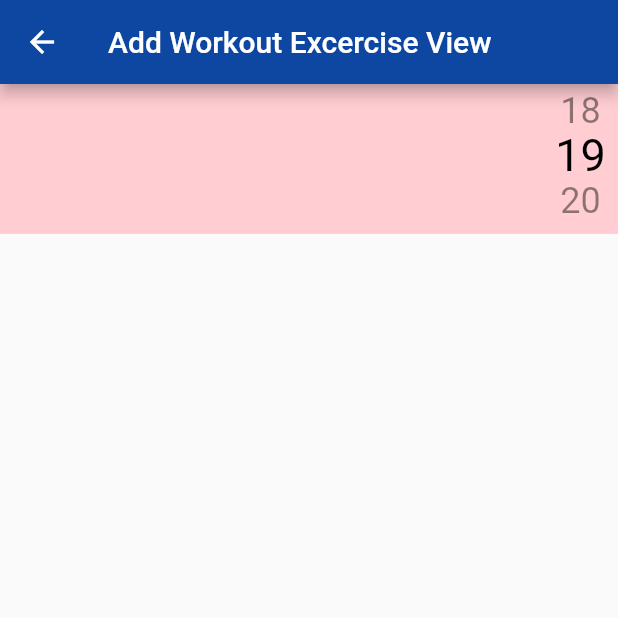
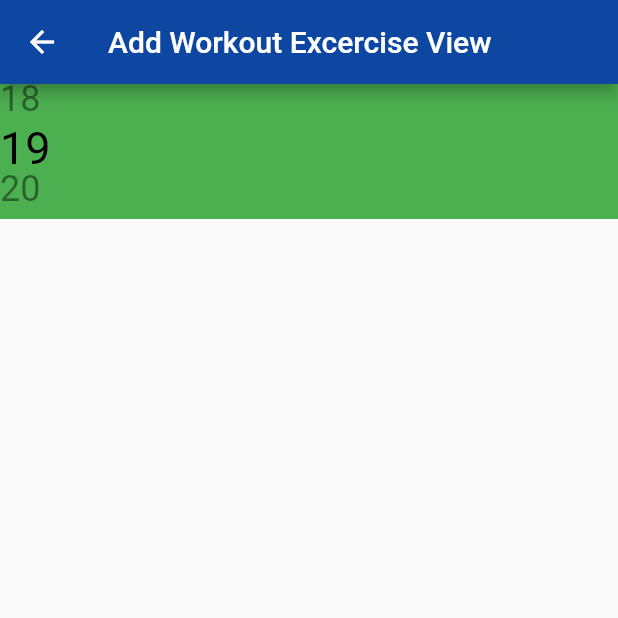
Before and after one commit to jurej1/fit_tip, a Flutter app: the AddWorkoutExcerciseView screen opened directly, scrolled down 576 dp, on a phone screen of 412 x 824 dp, the top half of it. Run offline on Flutter 3.47's test engine with Material 2 defaults, Android fonts, the phone set to English and light mode, and no system bars; our stand-ins replace another_flushbar, bloc, carousel_slider, cloud_firestore, equatable, firebase_auth and 5 more; accounts and stored records are empty.

Commit message:
animated text

```diff
--- a/lib/fitness_tracking/blocs/draggable_value_selector/draggable_value_selector_state.dart
+++ b/lib/fitness_tracking/blocs/draggable_value_selector/draggable_value_selector_state.dart
@@ -37,9 +37,7 @@ class DraggableValueSelectorState extends Equatable {
   double getTextSize(int index, double itemHeight) {
     if (index == this.focusedValue) return itemHeight;
 
-    if (index + 1 == focusedValue || index - 1 == focusedValue) return itemHeight * 0.8;
-
-    return itemHeight * 0.6;
+    return itemHeight * 0.8;
   }
 
   Color getTextColor(int index) {
--- a/lib/fitness_tracking/view/add_workout_excercise_view.dart
+++ b/lib/fitness_tracking/view/add_workout_excercise_view.dart
@@ -1,7 +1,8 @@
 import 'package:fit_tip/fitness_tracking/blocs/blocs.dart';
 import 'package:flutter/material.dart';
 import 'package:flutter_bloc/flutter_bloc.dart';
-import 'package:flutter_hooks/flutter_hooks.dart';
+
+import '../fitness_tracking.dart';
 
 class AddWorkoutExcerciseView extends StatelessWidget {
   const AddWorkoutExcerciseView({Key? key}) : super(key: key);
@@ -27,91 +28,11 @@ class AddWorkoutExcerciseView extends StatelessWidget {
       appBar: AppBar(
         title: Text('Add Workout Excercise View'),
       ),
-      body: DraggableValueSelector.route(),
+      body: DraggableValueSelector.route(
+        itemHeight: 30,
+        backgroundColor: Colors.green,
+        itemCount: 21,
+      ),
     );
   }
 }
-
-class DraggableValueSelector extends HookWidget {
-  const DraggableValueSelector({Key? key}) : super(key: key);
-
-  static Widget route() {
-    return BlocProvider(
-      create: (context) => DraggableValueSelectorBloc(),
-      child: DraggableValueSelector(),
-    );
-  }
-
-  final double itemHeight = 30;
-
-  @override
-  Widget build(BuildContext context) {
-    final size = MediaQuery.of(context).size;
-    final _controller = useScrollController();
-
-    return BlocConsumer<DraggableValueSelectorBloc, DraggableValueSelectorState>(
-      listener: (context, state) {
-        if (state.listState == DraggableValueSelectorListState.stop) {
-          _controller.animateTo(
-            state.getAnimateToValue(itemHeight),
-            duration: const Duration(milliseconds: 400),
-            curve: Curves.easeInOutQuad,
-          );
-
-          BlocProvider.of<DraggableValueSelectorBloc>(context).add(DraggableValueSelectorListSnapped());
-        }
-      },
-      builder: (context, state) {
-        final listHeight = state.amountOfVisibibleItems * itemHeight;
-        return Container(
-          width: size.width,
-          height: 100,
-          color: Colors.red.shade100,
-          child: Row(
-            mainAxisAlignment: MainAxisAlignment.end,
-            children: [
-              Container(
-                width: 50,
-                height: listHeight,
-                child: NotificationListener<ScrollNotification>(
-                  onNotification: (notification) {
-                    if (notification is ScrollUpdateNotification) {
-                      BlocProvider.of<DraggableValueSelectorBloc>(context).add(DraggableValueSelectorScrollUpdate(_controller, itemHeight));
-                    }
-
-                    if (notification is ScrollEndNotification) {
-                      BlocProvider.of<DraggableValueSelectorBloc>(context).add(DraggableValueSelectorScrollEnd(_controller, itemHeight));
-                    }
-
-                    return true;
-                  },
-                  child: ListView.builder(
-                    padding: EdgeInsets.symmetric(vertical: (listHeight - itemHeight) * 0.5),
-                    controller: _controller,
-                    physics: const BouncingScrollPhysics(),
-                    shrinkWrap: true,
-                    itemCount: 21,
-                    itemBuilder: (context, index) {
-                      return Container(
-                        alignment: Alignment.center,
-                        height: itemHeight,
-                        child: Text(
-                          '$index',
-                          style: TextStyle(
-                            fontSize: state.getTextSize(index, itemHeight),
-                            height: 1,
-                            color: state.getTextColor(index),
-                          ),
-                        ),
-                      );
-                    },
-                  ),
-                ),
-              ),
-            ],
-          ),
-        );
-      },
-    );
-  }
-}
--- /dev/null
+++ b/lib/fitness_tracking/widgets/draggable_value_selector.dart
@@ -0,0 +1,87 @@
+import 'package:flutter/material.dart';
+import 'package:flutter_bloc/flutter_bloc.dart';
+import 'package:flutter_hooks/flutter_hooks.dart';
+
+import '../fitness_tracking.dart';
+
+class DraggableValueSelector extends HookWidget {
+  const DraggableValueSelector._({
+    Key? key,
+    this.itemHeight = 30,
+    this.backgroundColor,
+    required this.itemCount,
+  }) : super(key: key);
+
+  static Widget route({required double itemHeight, Color? backgroundColor, required int itemCount}) {
+    return BlocProvider(
+      create: (context) => DraggableValueSelectorBloc(),
+      child: DraggableValueSelector._(
+        itemHeight: itemHeight,
+        backgroundColor: backgroundColor,
+        itemCount: itemCount,
+      ),
+    );
+  }
+
+  final double itemHeight;
+  final Color? backgroundColor;
+  final int itemCount;
+
+  @override
+  Widget build(BuildContext context) {
+    final _controller = useScrollController();
+
+    return BlocConsumer<DraggableValueSelectorBloc, DraggableValueSelectorState>(
+      listener: (context, state) {
+        if (state.listState == DraggableValueSelectorListState.stop) {
+          _controller.animateTo(
+            state.getAnimateToValue(itemHeight),
+            duration: const Duration(milliseconds: 400),
+            curve: Curves.easeInOutQuad,
+          );
+
+          BlocProvider.of<DraggableValueSelectorBloc>(context).add(DraggableValueSelectorListSnapped());
+        }
+      },
+      builder: (context, state) {
+        final listHeight = state.amountOfVisibibleItems * itemHeight;
+        return Container(
+          color: backgroundColor,
+          height: listHeight,
+          child: NotificationListener<ScrollNotification>(
+            onNotification: (notification) {
+              if (notification is ScrollUpdateNotification) {
+                BlocProvider.of<DraggableValueSelectorBloc>(context).add(DraggableValueSelectorScrollUpdate(_controller, itemHeight));
+              }
+
+              if (notification is ScrollEndNotification) {
+                BlocProvider.of<DraggableValueSelectorBloc>(context).add(DraggableValueSelectorScrollEnd(_controller, itemHeight));
+              }
+
+              return true;
+            },
+            child: ListView.builder(
+              padding: EdgeInsets.symmetric(vertical: (listHeight - itemHeight) * 0.5),
+              controller: _controller,
+              physics: const BouncingScrollPhysics(),
+              shrinkWrap: true,
+              itemExtent: itemHeight,
+              itemCount: itemCount,
+              itemBuilder: (context, index) {
+                return AnimatedDefaultTextStyle(
+                  child: Text('$index'),
+                  style: TextStyle(
+                    fontSize: state.getTextSize(index, itemHeight),
+                    height: 1,
+                    color: state.getTextColor(index),
+                  ),
+                  duration: const Duration(milliseconds: 300),
+                );
+              },
+            ),
+          ),
+        );
+      },
+    );
+  }
+}
--- a/lib/fitness_tracking/widgets/widgets.dart
+++ b/lib/fitness_tracking/widgets/widgets.dart
@@ -6,3 +6,4 @@ export 'add_excercise_floating_action_button.dart';
 export 'add_workout_form_selected_view_displayer.dart';
 export 'shake_animation_builder.dart';
 export 'custom_modal_bottom_sheet.dart';
+export 'draggable_value_selector.dart';
```
